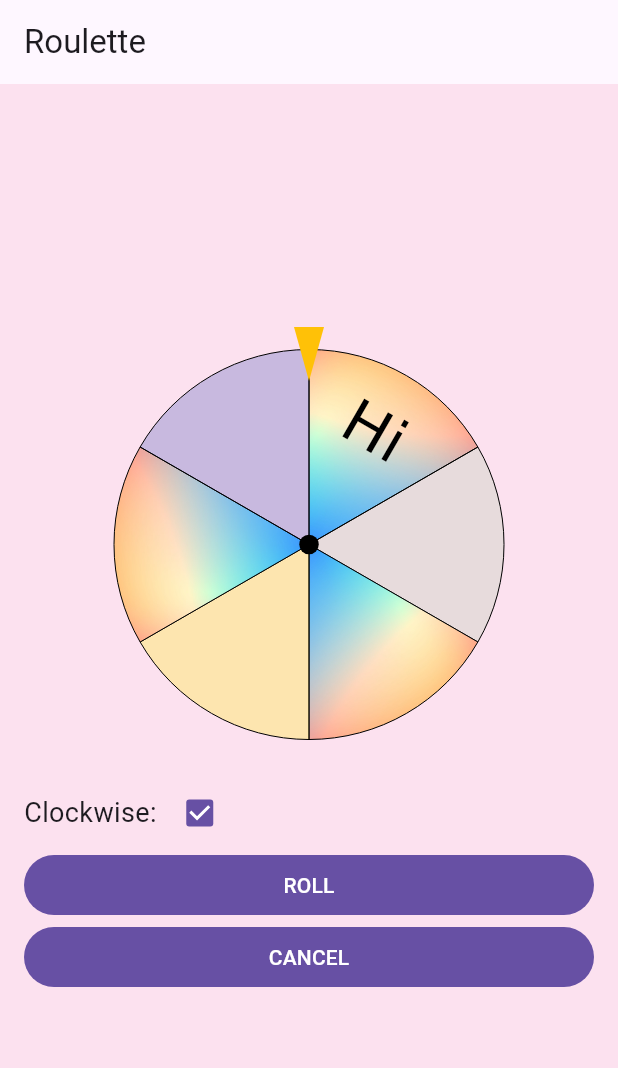
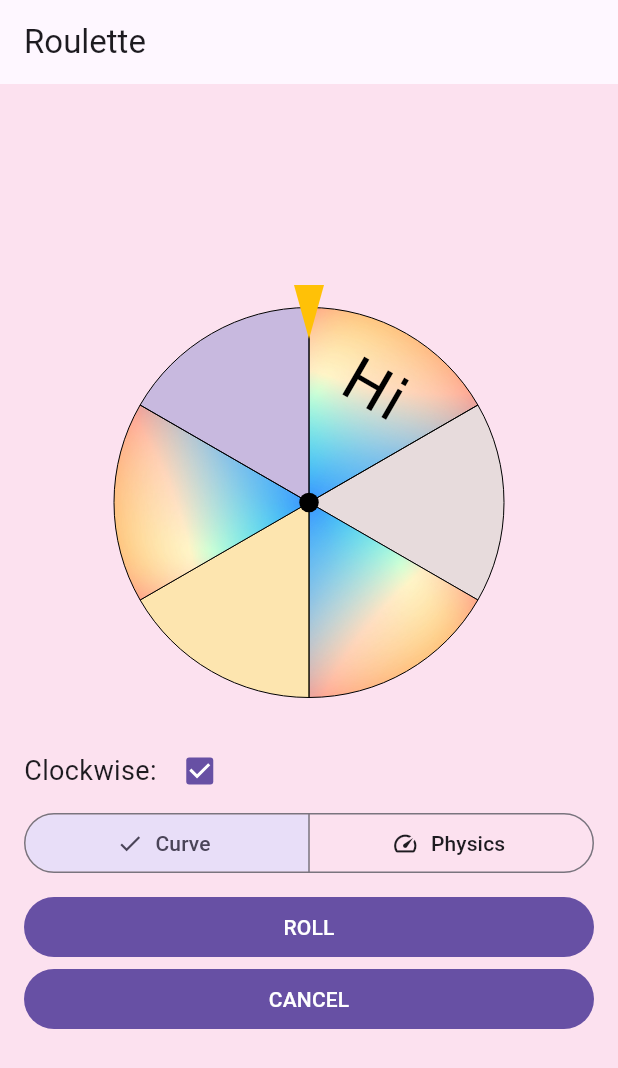
Before and after one commit to do9core/roulette, a Flutter app: the screen it shows after launch, on a phone screen of 412 x 824 dp. Shown: the top 1068 px of the screen. Run offline on Flutter 3.47's test engine with Material 3 defaults, Android fonts, the phone set to English and light mode, and no system bars; network calls fail.

Commit message:
feat: Add animation mode selection in example

```diff
--- a/example/lib/main.dart
+++ b/example/lib/main.dart
@@ -71,11 +71,14 @@ class HomePage extends StatefulWidget {
   State<HomePage> createState() => _HomePageState();
 }
 
+enum AnimationMode { curve, physics }
+
 class _HomePageState extends State<HomePage> {
   static final _random = Random();
 
   final _controller = RouletteController();
   bool _clockwise = true;
+  AnimationMode _animationMode = AnimationMode.curve;
 
   final colors = <Color>[
     Colors.red.withAlpha(50),
@@ -162,12 +165,45 @@ class _HomePageState extends State<HomePage> {
                   ),
                 ],
               ),
+              SegmentedButton<AnimationMode>(
+                segments: const [
+                  ButtonSegment(
+                    value: AnimationMode.curve,
+                    label: Text('Curve'),
+                    icon: Icon(Icons.show_chart),
+                  ),
+                  ButtonSegment(
+                    value: AnimationMode.physics,
+                    label: Text('Physics'),
+                    icon: Icon(Icons.speed),
+                  ),
+                ],
+                selected: {_animationMode},
+                onSelectionChanged: (selected) {
+                  setState(() {
+                    _animationMode = selected.first;
+                  });
+                },
+              ),
+              const SizedBox(height: 8),
               FilledButton(
                 onPressed: () async {
+                  final AnimationConfig config;
+                  switch (_animationMode) {
+                    case AnimationMode.curve:
+                      config = const CurveAnimationConfig(
+                        curve: Curves.fastOutSlowIn,
+                        duration: Duration(seconds: 5),
+                      );
+                    case AnimationMode.physics:
+                      config = const PhysicsAnimationConfig(drag: 0.3);
+                  }
+
                   final completed = await _controller.rollTo(
                     3,
                     clockwise: _clockwise,
                     offset: _random.nextDouble(),
+                    animationConfig: config,
                   );
 
                   if (!context.mounted) return;
```
